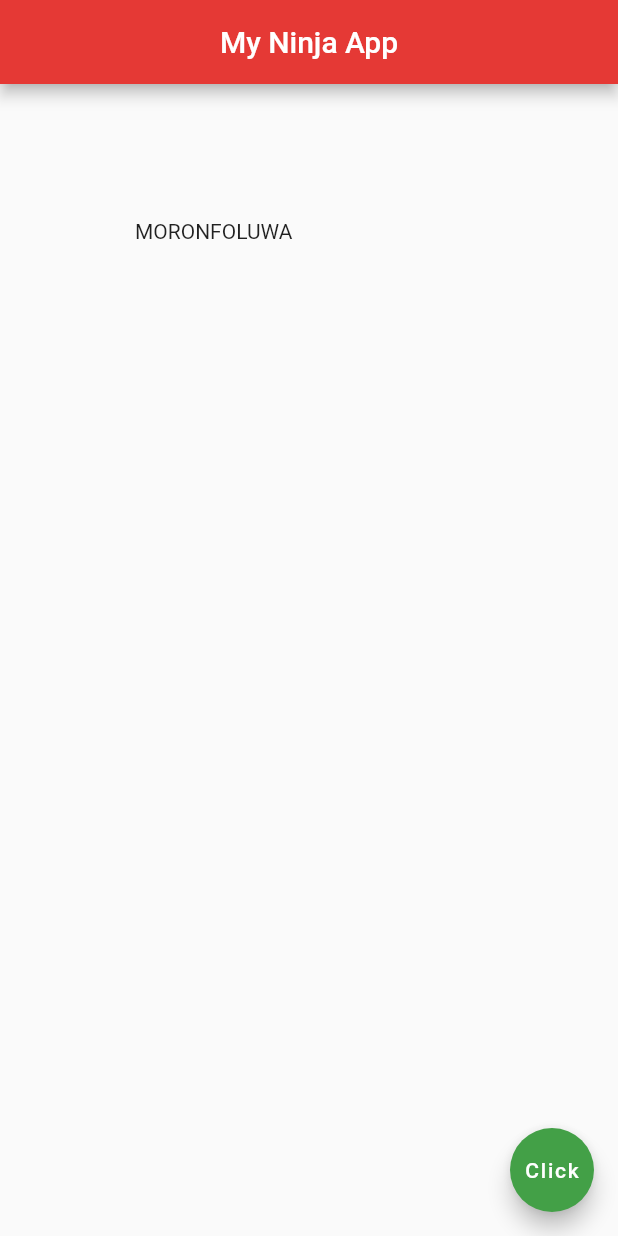
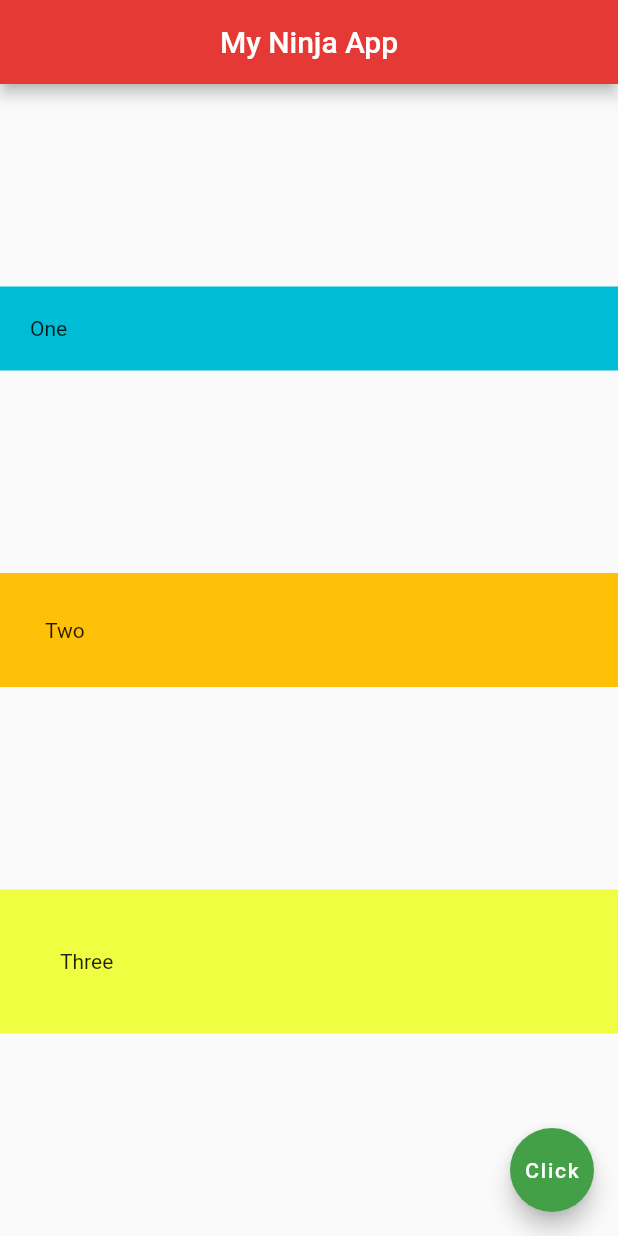
Before and after one commit to Foluwa/Flutter-Netninja, a Flutter app: the screen it shows after launch, on a phone screen of 412 x 824 dp. Run offline on Flutter 3.47's test engine with Material 2 defaults, Android fonts, the phone set to English and light mode, and no system bars.

Commit message:
I used colors and rows in flutter

```diff
--- a/lib/main.dart
+++ b/lib/main.dart
@@ -11,9 +11,26 @@ class Home extends StatelessWidget {
         centerTitle: true,
         backgroundColor: Colors.red[600],
       ),
-      body: Padding(
-        padding: EdgeInsets.all(90.0),
-        child: Text('MORONFOLUWA'),
+      body: Column(
+        mainAxisAlignment: MainAxisAlignment.spaceEvenly,
+        crossAxisAlignment: CrossAxisAlignment.stretch,
+        children: <Widget>[
+          Container(
+            padding: EdgeInsets.all(20.0),
+            color: Colors.cyan,
+            child: Text('One'),
+          ),
+          Container(
+            padding: EdgeInsets.all(30.0),
+            color: Colors.amber,
+            child: Text('Two'),
+          ),
+          Container(
+            padding: EdgeInsets.all(40.0),
+            color: Colors.limeAccent,
+            child: Text('Three'),
+          ),
+        ],
       ),
       floatingActionButton: FloatingActionButton(
         onPressed: () {},
```
